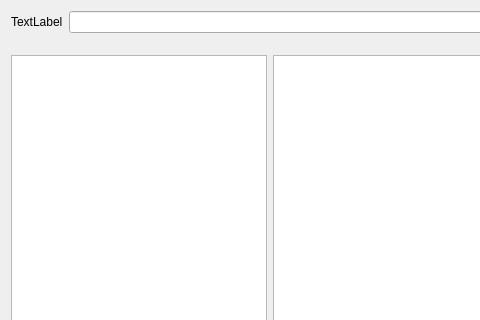
shi-yan/H264Naked, file mainwindow.ui: the form before one commit; both pictures show x 0 to 480 and y 0 to 320 of the 721 by 473 pixel window.
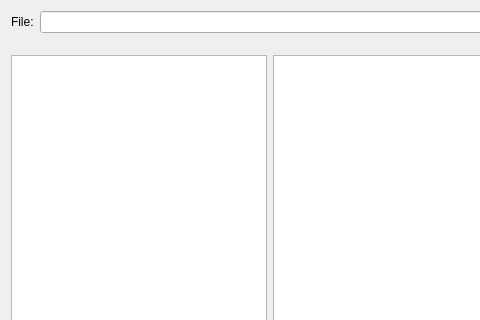
The form after the commit.

```diff
--- a/mainwindow.ui
+++ b/mainwindow.ui
@@ -36,7 +36,7 @@
        <item>
         <widget class="QLabel" name="openLabel">
          <property name="text">
-          <string>TextLabel</string>
+          <string>File:</string>
          </property>
         </widget>
        </item>
```
Left out of the diff: 4 changed lines with no effect on the pictures.
